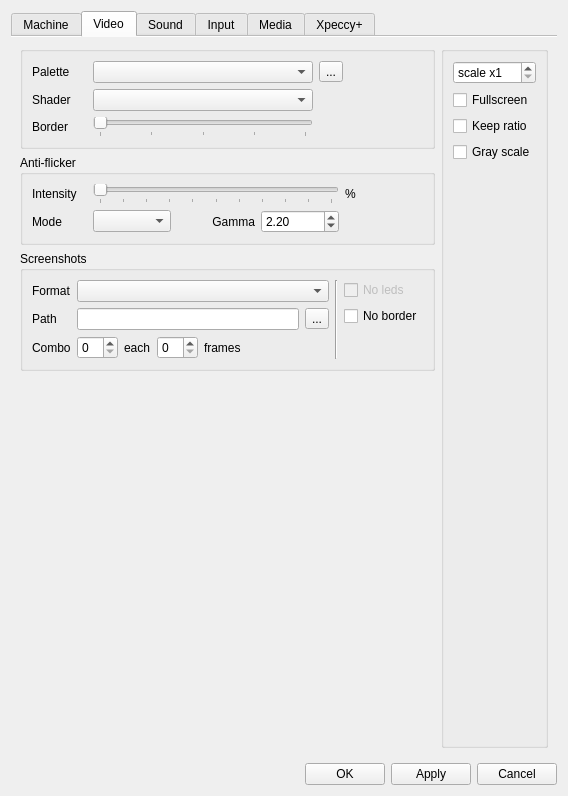
Above: ui/setupwin.ui from dotkoval/xpeccy-plus before the change. Below: the same form after it.
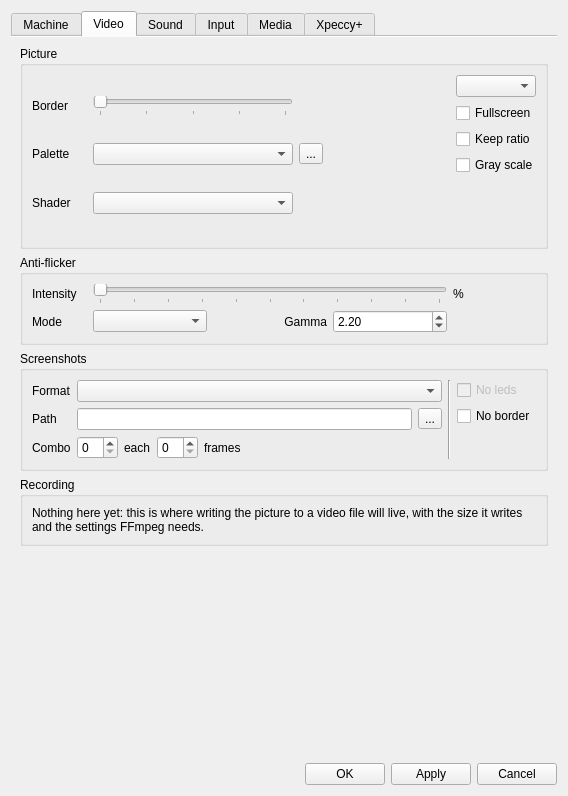
That is the form after the change. The open tabs and pages were chosen to show the change. Icons and pictures are not drawn. Custom widgets are drawn as their Qt base class.

Commit message:
The Video page, and two things that shared one field
Video is a group called Picture: what the picture is made of on the left,
how the window shows it on the right. The scale is a list of whole numbers,
which is what it always was.

A machine that switches its own turbo on - Scorpion, ATM, Pentagon 1024,
ZX Evolution - wrote the field the Mult box and the turbo hotkey write, so
the multiplier survived into the machine you switched to next and it ran at
the wrong speed. The machine's turbo is its own now, put back by compReset
where the rest of "what the machine is doing" already goes.

What changed in the file:
```diff
--- a/ui/setupwin.ui
+++ b/ui/setupwin.ui
@@ -1154,15 +1154,13 @@
           <layout class="QVBoxLayout" name="verticalLayout_24">
            <item>
             <widget class="QGroupBox" name="vidViewGBox">
-             <layout class="QGridLayout" name="gridLayout_2" columnstretch="0,1,0" columnminimumwidth="55,0,0">
-              <item row="3" column="0">
-               <widget class="QLabel" name="labShader">
-                <property name="text">
-                 <string>Shader</string>
-                </property>
-               </widget>
-              </item>
-              <item row="4" column="0">
+             <property name="title">
+              <string>Picture</string>
+             </property>
+             <layout class="QHBoxLayout" name="horizontalLayout_pic">
+              <item>
+               <layout class="QGridLayout" name="gridLayout_2" columnstretch="0,0,1" columnminimumwidth="55,0,0">
+               <item row="0" column="0">
                <widget class="QLabel" name="label_3">
                 <property name="toolTip">
                  <string>How much border is shown around the screen</string>
@@ -1172,8 +1170,32 @@
                 </property>
                </widget>
               </item>
-              <item row="4" column="1">
+               <item row="0" column="1">
                  <widget class="xSlider" name="bszsld">
+                 <property name="minimumSize">
+                  <size>
+                   <width>200</width>
+                   <height>0</height>
+                  </size>
+                 </property>
+                 <property name="maximumSize">
+                  <size>
+                   <width>200</width>
+                   <height>16777215</height>
+                  </size>
+                 </property>
+                 <property name="minimumSize">
+                  <size>
+                   <width>200</width>
+                   <height>0</height>
+                  </size>
+                 </property>
+                 <property name="maximumSize">
+                  <size>
+                   <width>200</width>
+                   <height>16777215</height>
+                  </size>
+                 </property>
                   <property name="toolTip">
                    <string>How much border is shown around the screen</string>
                   </property>
@@ -1194,7 +1216,7 @@
                   </property>
                  </widget>
               </item>
-              <item row="4" column="2">
+               <item row="0" column="2">
                <widget class="QLabel" name="bszlab">
                 <property name="minimumSize">
                  <size>
@@ -1213,28 +1235,45 @@
                 </property>
                </widget>
               </item>
-              <item row="3" column="1">
-               <widget class="QComboBox" name="cbShader">
-                <property name="toolTip">
-                 <string>Post-processing shader, from config/shaders</string>
-                </property>
-               </widget>
-              </item>
-              <item row="2" column="0">
+               <item row="1" column="0">
                <widget class="QLabel" name="labPalPreset">
                 <property name="text">
                  <string>Palette</string>
                 </property>
                </widget>
               </item>
-              <item row="2" column="1">
+               <item row="1" column="1">
                <widget class="QComboBox" name="cbPalPreset">
+                 <property name="minimumSize">
+                  <size>
+                   <width>200</width>
+                   <height>0</height>
+                  </size>
+                 </property>
+                 <property name="maximumSize">
+                  <size>
+                   <width>200</width>
+                   <height>16777215</height>
+                  </size>
+                 </property>
+                 <property name="minimumSize">
+                  <size>
+                   <width>200</width>
+                   <height>0</height>
+                  </size>
+                 </property>
+                 <property name="maximumSize">
+                  <size>
+                   <width>200</width>
+                   <height>16777215</height>
+                  </size>
+                 </property>
                 <property name="toolTip">
                  <string>Colors the picture is drawn with</string>
                 </property>
                </widget>
               </item>
-              <item row="2" column="2">
+               <item row="1" column="2">
                <layout class="QHBoxLayout" name="horizontalLayout_40">
                 <item>
                  <widget class="QToolButton" name="tbPalEdit">
@@ -1265,6 +1304,141 @@
                 </item>
                </layout>
               </item>
+               <item row="2" column="0">
+                <widget class="QLabel" name="labShader">
+                 <property name="text">
+                  <string>Shader</string>
+                 </property>
+                </widget>
+               </item>
+               <item row="2" column="1">
+                <widget class="QComboBox" name="cbShader">
+                 <property name="minimumSize">
+                  <size>
+                   <width>200</width>
+                   <height>0</height>
+                  </size>
+                 </property>
+                 <property name="maximumSize">
+                  <size>
+                   <width>200</width>
+                   <height>16777215</height>
+                  </size>
+                 </property>
+                 <property name="minimumSize">
+                  <size>
+                   <width>200</width>
+                   <height>0</height>
+                  </size>
+                 </property>
+                 <property name="maximumSize">
+                  <size>
+                   <width>200</width>
+                   <height>16777215</height>
+                  </size>
+                 </property>
+                 <property name="toolTip">
+                  <string>Post-processing shader, from config/shaders</string>
+                 </property>
+                </widget>
+               </item>
+               </layout>
+              </item>
+              <item>
+               <spacer name="horizontalSpacer_pic">
+                <property name="orientation">
+                 <enum>Qt::Horizontal</enum>
+                </property>
+                <property name="sizeHint" stdset="0">
+                 <size>
+                  <width>24</width>
+                  <height>20</height>
+                 </size>
+                </property>
+               </spacer>
+              </item>
+              <item>
+               <widget class="QWidget" name="picOptions" native="true">
+                <property name="minimumSize">
+                 <size>
+                  <width>80</width>
+                  <height>0</height>
+                 </size>
+                </property>
+                <property name="maximumSize">
+                 <size>
+                  <width>80</width>
+                  <height>16777215</height>
+                 </size>
+                </property>
+                <layout class="QVBoxLayout" name="verticalLayout_23">
+                 <property name="leftMargin">
+                  <number>0</number>
+                 </property>
+                 <property name="topMargin">
+                  <number>0</number>
+                 </property>
+                 <property name="rightMargin">
+                  <number>0</number>
+                 </property>
+                 <property name="bottomMargin">
+                  <number>0</number>
+                 </property>
+                 <item>
+                  <widget class="QComboBox" name="cbScale">
+                   <property name="toolTip">
+                    <string>Window size: screen pixels per emulated pixel.
+Integer scaling, so every pixel is the same size</string>
+                   </property>
+                  </widget>
+                 </item>
+                 <item>
+                  <widget class="QCheckBox" name="cbFullscreen">
+                   <property name="toolTip">
+                    <string>Fill the screen with the picture. Alt+Enter does the same</string>
+                   </property>
+                   <property name="text">
+                    <string>Fullscreen</string>
+                   </property>
+                  </widget>
+                 </item>
+                 <item>
+                  <widget class="QCheckBox" name="cbKeepRatio">
+                   <property name="toolTip">
+                    <string>Fullscreen: keep the picture's shape and show more
+border, instead of stretching it</string>
+                   </property>
+                   <property name="text">
+                    <string>Keep ratio</string>
+                   </property>
+                  </widget>
+                 </item>
+                 <item>
+                  <widget class="QCheckBox" name="grayscale">
+                   <property name="toolTip">
+                    <string>Draw the picture in shades of gray</string>
+                   </property>
+                   <property name="text">
+                    <string>Gray scale</string>
+                   </property>
+                  </widget>
+                 </item>
+                 <item>
+                  <spacer name="verticalSpacer_pic">
+                   <property name="orientation">
+                    <enum>Qt::Vertical</enum>
+                   </property>
+                   <property name="sizeHint" stdset="0">
+                    <size>
+                     <width>20</width>
+                     <height>5</height>
+                    </size>
+                   </property>
+                  </spacer>
+                 </item>
+                </layout>
+               </widget>
+              </item>
              </layout>
             </widget>
            </item>
@@ -1548,6 +1722,25 @@
              </layout>
             </widget>
            </item>
+           <item>
+            <widget class="QGroupBox" name="gbRecording">
+             <property name="title">
+              <string>Recording</string>
+             </property>
+             <layout class="QVBoxLayout" name="verticalLayout_rec">
+              <item>
+               <widget class="QLabel" name="labRecTodo">
+                <property name="text">
+                 <string>Nothing here yet: this is where writing the picture to a video file will live, with the size it writes and the settings FFmpeg needs.</string>
+                </property>
+                <property name="wordWrap">
+                 <bool>true</bool>
+                </property>
+               </widget>
+              </item>
+             </layout>
+            </widget>
+           </item>
            <item>
             <spacer name="verticalSpacer_11">
              <property name="orientation">
@@ -1563,69 +1756,6 @@
            </item>
           </layout>
          </item>
-         <item>
-          <widget class="QGroupBox" name="vidOptGBox">
-           <layout class="QVBoxLayout" name="verticalLayout_23">
-            <item>
-             <widget class="QSpinBox" name="sbScale">
-              <property name="toolTip">
-               <string>Window size: screen pixels per emulated pixel</string>
-              </property>
-              <property name="prefix">
-               <string>scale x</string>
-              </property>
-              <property name="minimum">
-               <number>1</number>
-              </property>
-              <property name="maximum">
-               <number>6</number>
-              </property>
-             </widget>
-            </item>
-            <item>
-             <widget class="QCheckBox" name="cbFullscreen">
-              <property name="text">
-               <string>Fullscreen</string>
-              </property>
-             </widget>
-            </item>
-            <item>
-             <widget class="QCheckBox" name="cbKeepRatio">
-              <property name="toolTip">
-               <string>Fullscreen: keep the picture's shape and show more
-border, instead of stretching it</string>
-              </property>
-              <property name="text">
-               <string>Keep ratio</string>
-              </property>
-             </widget>
-            </item>
-            <item>
-             <widget class="QCheckBox" name="grayscale">
-              <property name="toolTip">
-               <string>Draw the picture in shades of gray</string>
-              </property>
-              <property name="text">
-               <string>Gray scale</string>
-              </property>
-             </widget>
-            </item>
-            <item>
-             <spacer name="verticalSpacer_24">
-              <property name="orientation">
-               <enum>Qt::Vertical</enum>
-              </property>
-              <property name="sizeHint" stdset="0">
-               <size>
-                <width>20</width>
-                <height>5</height>
-               </size>
-              </property>
-             </spacer>
-            </item>
-           </layout>
-          </widget>
-         </item>
         </layout>
        </widget>
        <widget class="QWidget" name="tab3">
```
Left out of the diff: 16 changed lines with no effect on the pictures. Lines whose indentation alone changed are shown as unchanged. The commit also changes 14 other files.
